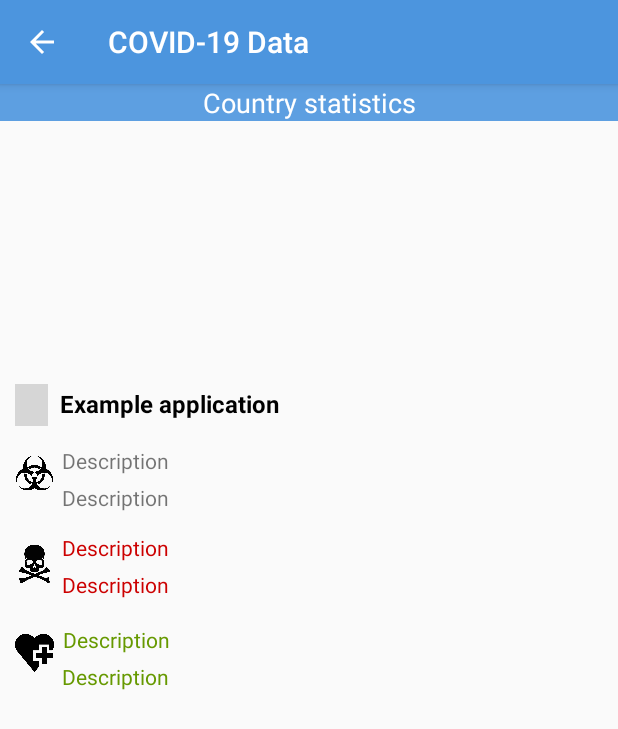
After one commit to Pragma-dev/Project_ESIEA, an Android app: the DetailActivity screen opened directly, with no data from a screen before it, on a phone screen of 412 x 824 dp. The commit adds this screen. Shown: the top 729 px of the screen. Run offline under Robolectric (Android 15) with nearby library versions, the phone set to English and light mode, and no system bars; 8 statements that could not run were skipped; grey boxes are pictures that could not be loaded.

Commit message:
[feature][ecran_details] Ajout deuxième écran pour détails statistiques du pays + changement graphiques mineurs

```diff
--- a/app/src/main/AndroidManifest.xml
+++ b/app/src/main/AndroidManifest.xml
@@ -19,6 +19,8 @@
                 <category android:name="android.intent.category.LAUNCHER" />
             </intent-filter>
         </activity>
+        <activity android:name=".presentation.view.DetailActivity"
+            android:parentActivityName=".presentation.view.MainActivity"/>
     </application>
 
 </manifest>
--- /dev/null
+++ b/app/src/main/java/com/example/project_esiea/presentation/view/DetailActivity.java
@@ -0,0 +1,76 @@
+package com.example.project_esiea.presentation.view;
+
+import android.annotation.SuppressLint;
+import android.content.Intent;
+import android.os.Bundle;
+import android.widget.TextView;
+import android.widget.Toast;
+
+import androidx.appcompat.app.AppCompatActivity;
+import androidx.recyclerview.widget.RecyclerView;
+
+import com.example.project_esiea.R;
+import com.example.project_esiea.Singletons;
+import com.example.project_esiea.presentation.controller.MainController;
+import com.example.project_esiea.presentation.model.Countries;
+
+
+
+
+public class DetailActivity extends AppCompatActivity {
+
+    private RecyclerView recyclerView;
+    private ListAdapter mAdapter;
+    private RecyclerView.LayoutManager layoutManager;
+    private MainController controller;
+
+    private TextView txtHeader = null;
+    private TextView text1 = null;
+    private TextView text2 = null;
+    private TextView text3 = null;
+    private TextView text4 = null;
+    private TextView text5 = null;
+    private TextView text6 = null;
+    private TextView text7 = null;
+
+
+
+    @Override
+    protected void onCreate(Bundle savedInstanceState) {
+        super.onCreate(savedInstanceState);
+        setContentView(R.layout.activity_detail);
+
+        txtHeader = findViewById(R.id.Title);
+        text1 = findViewById(R.id.Line1);
+        text2 = findViewById(R.id.Line2);
+        text3 = findViewById(R.id.Line3);
+        text4 = findViewById(R.id.Line4);
+        text5 = findViewById(R.id.Line5);
+        text6 = findViewById(R.id.Line6);
+        text7 = findViewById(R.id.Line7);
+
+
+        Intent intent = getIntent();
+        String countrieJson = intent.getStringExtra("countrieKey");
+        Countries countries = Singletons.getGson().fromJson(countrieJson, Countries.class);
+        showDetail(countries);
+    }
+
+    @SuppressLint("SetTextI18n")
+    private void showDetail(Countries countries) {
+        txtHeader.setText(countries.getCountry());
+        text1.setText("New cases today : "+countries.getNewConfirmed());
+        text2.setText("Total cases : "+countries.getTotalConfirmed());
+        text3.setText("New deaths today : "+countries.getNewDeaths());
+        text4.setText("Total deaths : "+countries.getTotalDeaths());
+        text5.setText("New recovered today : "+countries.getNewRecovered());
+        text6.setText("Total recovered : "+countries.getTotalRecovered());
+        text7.setText(countries.getCountry()+" statistics");
+    }
+
+
+    public void showError(){
+        Toast.makeText(getApplicationContext(), "API Error", Toast.LENGTH_SHORT).show();
+    }
+
+}
--- /dev/null
+++ b/app/src/main/res/layout/activity_detail.xml
@@ -0,0 +1,179 @@
+<?xml version="1.0" encoding="utf-8"?>
+<androidx.constraintlayout.widget.ConstraintLayout
+    xmlns:android="http://schemas.android.com/apk/res/android"
+    xmlns:tools="http://schemas.android.com/tools"
+    xmlns:app="http://schemas.android.com/apk/res-auto"
+    android:layout_width="match_parent"
+    android:layout_height="match_parent"
+    tools:context=".presentation.view.MainActivity">
+
+
+    <RelativeLayout
+        android:id="@+id/relativeLayout"
+        android:layout_width="fill_parent"
+        android:layout_height="wrap_content"
+        android:layout_marginBottom="352dp"
+        android:padding="10dip"
+        app:layout_constraintBottom_toBottomOf="parent"
+        app:layout_constraintEnd_toEndOf="parent"
+        app:layout_constraintHorizontal_bias="0.0"
+        app:layout_constraintStart_toStartOf="parent"
+        app:layout_constraintVertical_bias="0.0">
+
+
+        <pl.droidsonroids.gif.GifImageView
+            android:id="@+id/gifImageView"
+            android:layout_width="22dp"
+            android:layout_height="28dp"
+            android:src="@drawable/earth" />
+
+        <ImageView
+            android:id="@+id/imageView"
+            android:layout_width="26dp"
+            android:layout_height="53dp"
+            android:layout_alignParentTop="true"
+            android:layout_marginTop="34dp"
+            android:src="@drawable/virus"
+            android:contentDescription="@string/image" />
+
+
+        <ImageView
+            android:id="@+id/imageView2"
+            android:layout_width="26dp"
+            android:layout_height="53dp"
+            android:layout_below="@+id/imageView"
+
+            android:layout_marginTop="6dp"
+            android:src="@drawable/dead"
+            android:contentDescription="@string/image" />
+
+        <ImageView
+            android:id="@+id/imageView3"
+            android:layout_width="26dp"
+            android:layout_height="53dp"
+            android:layout_below="@+id/imageView2"
+            android:layout_marginTop="6dp"
+            android:src="@drawable/health"
+            android:contentDescription="@string/image" />
+
+        <TextView
+            android:id="@+id/Title"
+            android:layout_width="211dp"
+            android:layout_height="wrap_content"
+            android:layout_alignWithParentIfMissing="true"
+            android:layout_alignParentStart="true"
+            android:layout_marginStart="30dp"
+            android:layout_marginTop="2dp"
+            android:gravity="center_vertical"
+            android:text="@string/example_application"
+            android:textColor="@android:color/black"
+            android:textSize="16sp"
+            android:textStyle="bold" />
+
+        <TextView
+            android:id="@+id/Line1"
+            android:layout_width="fill_parent"
+            android:layout_height="wrap_content"
+            android:layout_below="@+id/Title"
+            android:layout_alignParentEnd="true"
+            android:layout_marginStart="5dp"
+            android:layout_marginTop="17dp"
+            android:layout_marginEnd="98dp"
+            android:layout_toEndOf="@+id/imageView"
+            android:ellipsize="marquee"
+            android:singleLine="true"
+            android:text="@string/description"
+            android:textSize="14sp" />
+
+        <TextView
+            android:id="@+id/Line2"
+            android:layout_width="fill_parent"
+            android:layout_height="wrap_content"
+            android:layout_below="@+id/Line1"
+            android:layout_alignParentEnd="true"
+            android:layout_marginStart="5dp"
+            android:layout_marginTop="5dp"
+            android:layout_marginEnd="52dp"
+            android:layout_toEndOf="@+id/imageView"
+            android:ellipsize="marquee"
+            android:singleLine="true"
+            android:text="@string/description"
+            android:textSize="14sp" />
+
+        <TextView
+            android:id="@+id/Line3"
+            android:layout_width="306dp"
+            android:layout_height="wrap_content"
+            android:layout_below="@+id/Line2"
+            android:layout_alignParentEnd="true"
+            android:layout_marginStart="5dp"
+            android:layout_marginTop="14dp"
+            android:layout_marginEnd="74dp"
+            android:layout_toEndOf="@+id/imageView2"
+            android:ellipsize="marquee"
+            android:singleLine="true"
+            android:text="@string/description"
+            android:textColor="@android:color/holo_red_dark"
+            android:textSize="14sp" />
+
+        <TextView
+            android:id="@+id/Line4"
+            android:layout_width="351dp"
+            android:layout_height="wrap_content"
+            android:layout_below="@+id/Line3"
+            android:layout_alignParentEnd="true"
+            android:layout_marginStart="5dp"
+            android:layout_marginTop="5dp"
+            android:layout_marginEnd="28dp"
+            android:layout_toEndOf="@+id/imageView2"
+            android:ellipsize="marquee"
+            android:singleLine="true"
+            android:text="@string/description"
+            android:textColor="@android:color/holo_red_dark"
+            android:textSize="14sp" />
+
+        <TextView
+            android:id="@+id/Line5"
+            android:layout_width="fill_parent"
+            android:layout_height="wrap_content"
+            android:layout_below="@+id/Line4"
+            android:layout_alignParentEnd="true"
+            android:layout_marginStart="6dp"
+            android:layout_marginTop="17dp"
+            android:layout_marginEnd="38dp"
+            android:layout_toEndOf="@+id/imageView3"
+            android:ellipsize="marquee"
+            android:singleLine="true"
+            android:text="@string/description"
+            android:textColor="@android:color/holo_green_dark"
+            android:textSize="14sp" />
+
+        <TextView
+            android:id="@+id/Line6"
+            android:layout_width="fill_parent"
+            android:layout_height="wrap_content"
+            android:layout_below="@+id/Line5"
+            android:layout_marginStart="5dp"
+            android:layout_marginTop="5dp"
+            android:layout_toEndOf="@+id/imageView3"
+            android:ellipsize="marquee"
+            android:singleLine="true"
+            android:text="@string/description"
+            android:textColor="@android:color/holo_green_dark"
+            android:textSize="14sp" />
+
+    </RelativeLayout>
+
+    <TextView
+        android:id="@+id/Line7"
+        android:layout_width="match_parent"
+        android:layout_height="wrap_content"
+        android:background="#5d9fe1"
+        android:text="@string/country_statistics"
+        android:textAlignment="center"
+        android:textColor="@android:color/white"
+        android:textSize="18sp"
+        app:layout_constraintStart_toStartOf="parent"
+        app:layout_constraintTop_toTopOf="parent" />
+
+</androidx.constraintlayout.widget.ConstraintLayout>
--- a/app/src/main/res/values/strings.xml
+++ b/app/src/main/res/values/strings.xml
@@ -5,4 +5,6 @@
     <string name="world_statistics">World statistics</string>
     <string name="country_statistics">Country statistics</string>
     <string name="textview">TextView</string>
+    <string name="text_detail">TEST</string>
+    <string name="image">Image</string>
 </resources>
```
Also changed, not shown: app/src/main/java/com/example/project_esiea/presentation/controller/MainController.java (+12 -4 lines), app/src/main/java/com/example/project_esiea/presentation/view/ListAdapter.java (+16 -28 lines), app/src/main/java/com/example/project_esiea/presentation/view/MainActivity.java (+28 -27 lines), app/src/main/res/drawable/arrow.xml (added, +9 -0 lines), app/src/main/res/layout/activity_main.xml (+6 -10 lines), app/src/main/res/layout/row_layout.xml (+11 -125 lines).
